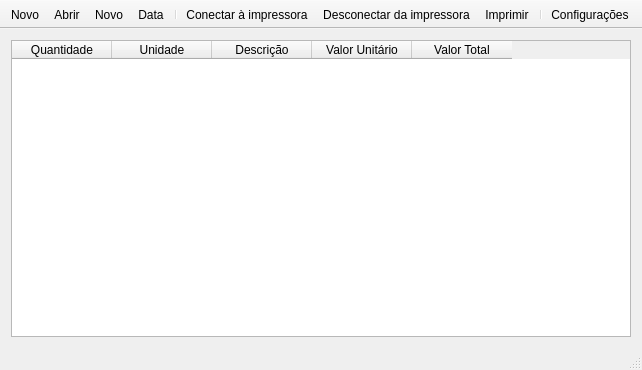
This is mainwindow.ui in leidensj/BKVale as Qt 5 draws it before an edit. The edited form follows.
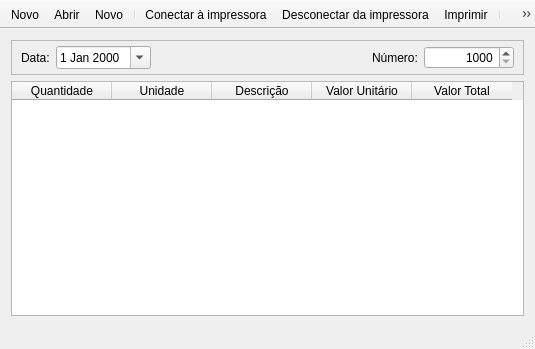
This is the edited form. Icons and pictures are not drawn.

Diff of the .ui file:
```diff
--- a/mainwindow.ui
+++ b/mainwindow.ui
@@ -6,8 +6,8 @@
    <rect>
     <x>0</x>
     <y>0</y>
-    <width>642</width>
-    <height>370</height>
+    <width>535</width>
+    <height>349</height>
    </rect>
   </property>
   <property name="windowTitle">
@@ -19,6 +19,98 @@
   </property>
   <widget class="QWidget" name="centralWidget">
    <layout class="QVBoxLayout" name="verticalLayout">
+    <item>
+     <widget class="QFrame" name="frame_2">
+      <property name="frameShape">
+       <enum>QFrame::StyledPanel</enum>
+      </property>
+      <property name="frameShadow">
+       <enum>QFrame::Plain</enum>
+      </property>
+      <layout class="QHBoxLayout" name="horizontalLayout_4">
+       <property name="leftMargin">
+        <number>9</number>
+       </property>
+       <property name="topMargin">
+        <number>5</number>
+       </property>
+       <property name="rightMargin">
+        <number>9</number>
+       </property>
+       <property name="bottomMargin">
+        <number>5</number>
+       </property>
+       <item>
+        <widget class="QLabel" name="label">
+         <property name="text">
+          <string>Data:</string>
+         </property>
+        </widget>
+       </item>
+       <item>
+        <widget class="QDateEdit" name="dateEdit">
+         <property name="wrapping">
+          <bool>false</bool>
+         </property>
+         <property name="frame">
+          <bool>true</bool>
+         </property>
+         <property name="buttonSymbols">
+          <enum>QAbstractSpinBox::UpDownArrows</enum>
+         </property>
+         <property name="calendarPopup">
+          <bool>true</bool>
+         </property>
+        </widget>
+       </item>
+       <item>
+        <spacer name="horizontalSpacer">
+         <property name="orientation">
+          <enum>Qt::Horizontal</enum>
+         </property>
+         <property name="sizeHint" stdset="0">
+          <size>
+           <width>40</width>
+           <height>20</height>
+          </size>
+         </property>
+        </spacer>
+       </item>
+       <item>
+        <widget class="QLabel" name="label_2">
+         <property name="text">
+          <string>Número:</string>
+         </property>
+        </widget>
+       </item>
+       <item>
+        <widget class="QSpinBox" name="spinBox">
+         <property name="minimumSize">
+          <size>
+           <width>90</width>
+           <height>0</height>
+          </size>
+         </property>
+         <property name="alignment">
+          <set>Qt::AlignRight|Qt::AlignTrailing|Qt::AlignVCenter</set>
+         </property>
+         <property name="readOnly">
+          <bool>false</bool>
+         </property>
+         <property name="correctionMode">
+          <enum>QAbstractSpinBox::CorrectToNearestValue</enum>
+         </property>
+         <property name="minimum">
+          <number>1000</number>
+         </property>
+         <property name="maximum">
+          <number>999999999</number>
+         </property>
+        </widget>
+       </item>
+      </layout>
+     </widget>
+    </item>
     <item>
      <widget class="QTableWidget" name="tableWidget">
       <property name="alternatingRowColors">
@@ -102,7 +194,6 @@
    <addaction name="actionNew"/>
    <addaction name="actionAbrir"/>
    <addaction name="actionAdd"/>
-   <addaction name="actionCalendar"/>
    <addaction name="separator"/>
    <addaction name="actionConnect"/>
    <addaction name="actionDisconnect"/>
@@ -156,18 +247,6 @@
     <string>Ctrl+P</string>
    </property>
   </action>
-  <action name="actionCalendar">
-   <property name="icon">
-    <iconset resource="icons.qrc">
-     <normaloff>:/icons/res/calendar.png</normaloff>:/icons/res/calendar.png</iconset>
-   </property>
-   <property name="text">
-    <string>Data</string>
-   </property>
-   <property name="toolTip">
-    <string>Alterar data do vale</string>
-   </property>
-  </action>
   <action name="actionNew">
    <property name="icon">
     <iconset resource="icons.qrc">
```
